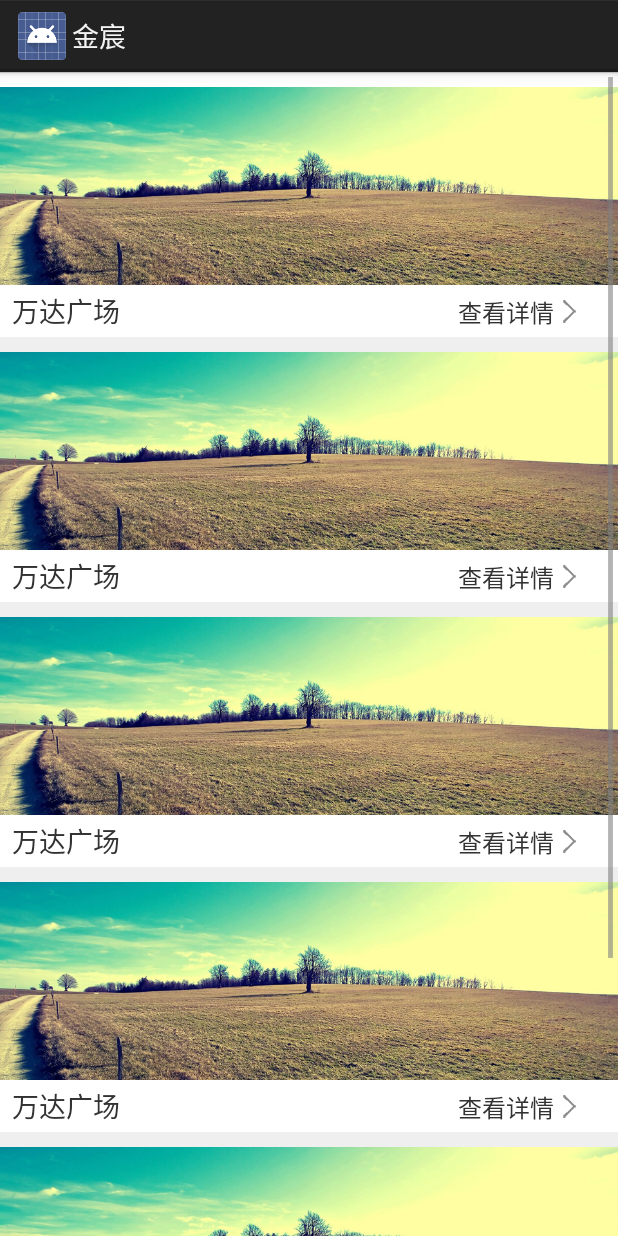
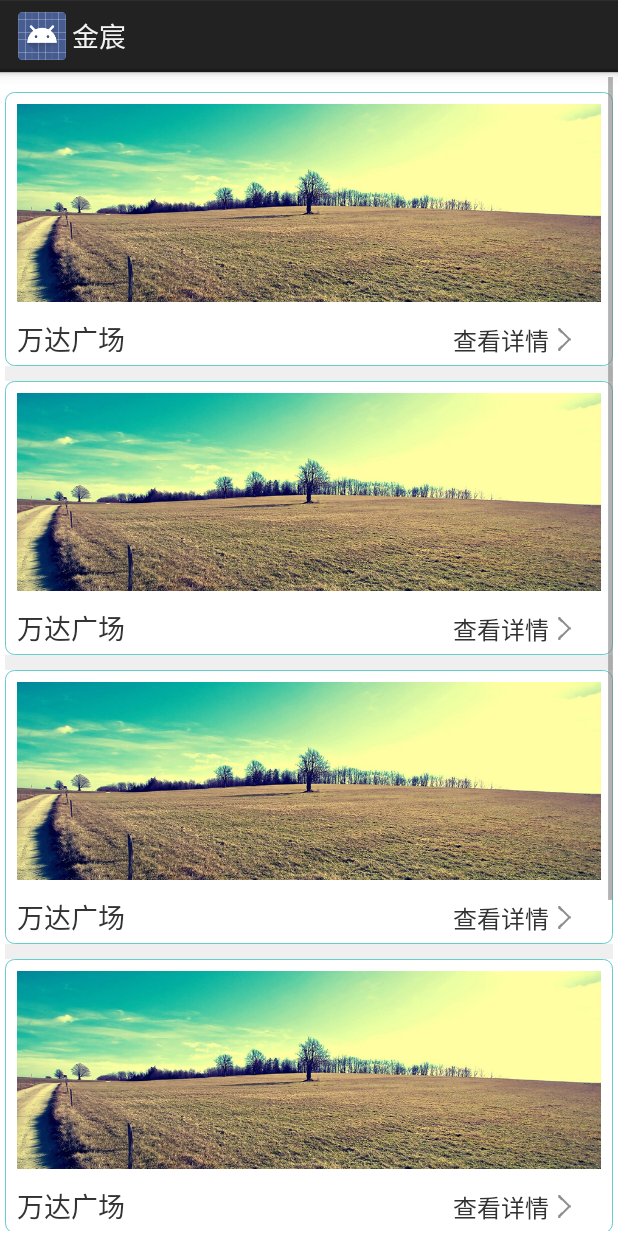
Before and after one commit to Spground/House, an Android app: the fragment ActivityFragment shown on its own in the app's theme, on a phone screen of 412 x 824 dp. Run offline under Robolectric (Android 15) with nearby library versions, the phone set to English and light mode, and no system bars; libraries missing offline, so code that uses them is left out: com.loopj.android, com.nostra13.universalimageloader; 2 statements that could not run were skipped.

Commit message:
pull refresh

```diff
--- a/app/src/main/java/jc/house/JCListView/XListView.java
+++ b/app/src/main/java/jc/house/JCListView/XListView.java
@@ -10,6 +10,7 @@ package jc.house.JCListView;
 
 import android.annotation.SuppressLint;
 import android.content.Context;
+import android.os.Handler;
 import android.util.AttributeSet;
 import android.view.MotionEvent;
 import android.view.View;
@@ -95,7 +96,7 @@ public class XListView extends ListView implements OnScrollListener {
 		// init footer view
 		mFooterView = new XListViewFooter(context);
 //		mHeaderViewHeight = mHeaderViewContent.getHeight();
-		mHeaderViewHeight = 60;
+		mHeaderViewHeight = 80;
 	}
 
 	public void setFooterInvisible() {
@@ -134,11 +135,15 @@ public class XListView extends ListView implements OnScrollListener {
 	public void setPullLoadEnable(boolean enable) {
 		mEnablePullLoad = enable;
 		if (!mEnablePullLoad) {
-			mFooterView.hide();
+			this.setFooterInvisible();
+//			mFooterView.hide();
+			this.setFooterDividersEnabled(false);
 			mFooterView.setOnClickListener(null);
 		} else {
 			mPullLoading = false;
-			mFooterView.show();
+//			mFooterView.show();
+			this.mFooterView.setVisibility(View.VISIBLE);
+			this.setFooterDividersEnabled(true);
 			mFooterView.setState(XListViewFooter.STATE_NORMAL);
 			// both "pull up" and "click" will invoke load more.
 			mFooterView.setOnClickListener(new OnClickListener() {
@@ -157,6 +162,12 @@ public class XListView extends ListView implements OnScrollListener {
 		if (mPullRefreshing == true) {
 			mPullRefreshing = false;
 			resetHeaderHeight();
+			new Handler().postDelayed(new Runnable() {
+				@Override
+				public void run() {
+					mHeaderView.setState(XListViewHeader.STATE_NORMAL);
+				}
+			}, SCROLL_DURATION - 50);
 		}
 	}
 
@@ -216,8 +227,7 @@ public class XListView extends ListView implements OnScrollListener {
 	private void updateFooterHeight(float delta) {
 		int height = mFooterView.getBottomMargin() + (int) delta;
 		if (mEnablePullLoad && !mPullLoading) {
-			if (height > PULL_LOAD_MORE_DELTA) { // height enough to invoke load
-													// more.
+			if (height > PULL_LOAD_MORE_DELTA) { // height enough to invoke load more.
 				mFooterView.setState(XListViewFooter.STATE_READY);
 			} else {
 				mFooterView.setState(XListViewFooter.STATE_NORMAL);
@@ -240,10 +250,10 @@ public class XListView extends ListView implements OnScrollListener {
 
 	private void startLoadMore() {
 		mFooterView.show();
-		mFooterView.setState(XListViewFooter.STATE_LOADING);
 		if (mListViewListener != null && !mPullLoading) {
+			mPullLoading = true;
+			mFooterView.setState(XListViewFooter.STATE_LOADING);
 			mListViewListener.onLoadMore();
-			mPullLoading = true;
 		}
 	}
 
@@ -279,8 +289,8 @@ public class XListView extends ListView implements OnScrollListener {
 						&& mHeaderView.getVisiableHeight() > mHeaderViewHeight) {
 					mHeaderView.setState(XListViewHeader.STATE_REFRESHING);
 					if (mListViewListener != null && !mPullRefreshing) {
+						mPullRefreshing = true;
 						mListViewListener.onRefresh();
-						mPullRefreshing = true;
 					}
 				}
 				resetHeaderHeight();
--- a/app/src/main/java/jc/house/fragments/JCNetFragment.java
+++ b/app/src/main/java/jc/house/fragments/JCNetFragment.java
@@ -48,6 +48,10 @@ public abstract class JCNetFragment extends Fragment implements IRefresh, XListV
         }
     }
 
+    protected void toastNoMoreData() {
+        ToastUtils.show(this.getActivity(), "暂时没有更多信息");
+    }
+
     @Override
     public void onRefresh() {
         this.fetchDataFromServer(FetchType.FETCH_TYPE_REFRESH);
--- /dev/null
+++ b/app/src/main/res/drawable/list_normal_corner.xml
@@ -0,0 +1,12 @@
+<?xml version="1.0" encoding="utf-8"?>
+<shape xmlns:android="http://schemas.android.com/apk/res/android" >
+
+    <stroke
+        android:width="0.5dip"
+        android:color="#66CCCC" />
+
+    <solid android:color="#FFFFFF" />
+
+    <corners android:radius="6.0dp"></corners>
+
+</shape>
--- /dev/null
+++ b/app/src/main/res/drawable/list_pressed_corner.xml
@@ -0,0 +1,13 @@
+<?xml version="1.0" encoding="utf-8"?>
+<shape xmlns:android="http://schemas.android.com/apk/res/android" >
+
+    <solid android:color="#EEEEEE" />
+
+    <stroke
+        android:width="0.5dip"
+        android:color="#66CCCC" />
+
+    <corners android:radius="6.0dp"></corners>
+
+
+</shape>
--- /dev/null
+++ b/app/src/main/res/drawable/listview_selector_corner.xml
@@ -0,0 +1,8 @@
+<?xml version="1.0" encoding="utf-8"?>
+<selector xmlns:android="http://schemas.android.com/apk/res/android" >
+    <item android:drawable="@drawable/list_pressed_corner" android:state_pressed="true"/>
+    <item android:drawable="@drawable/list_normal_corner" android:state_pressed="false"/>
+    <item android:drawable="@drawable/list_pressed_corner" android:state_focused="true"/>
+    <item android:drawable="@drawable/list_normal_corner" android:state_focused="false"/>
+    <item android:drawable="@android:color/transparent"/>
+</selector>
--- a/app/src/main/res/layout/activities_list_item.xml
+++ b/app/src/main/res/layout/activities_list_item.xml
@@ -1,13 +1,14 @@
 <?xml version="1.0" encoding="utf-8"?>
 <LinearLayout xmlns:android="http://schemas.android.com/apk/res/android"
     android:layout_width="match_parent" android:layout_height="match_parent"
-    android:background="@drawable/listview_selector"
+    android:background="@drawable/listview_selector_corner"
     android:orientation="vertical">
     <ImageView
         android:id="@+id/picture"
         android:layout_width="match_parent"
         android:layout_height="132dp"
         android:src="@drawable/caodi"
+        android:layout_margin="8dp"
         android:scaleType="centerCrop" />
     <LinearLayout
         android:layout_width="match_parent"
@@ -18,7 +19,6 @@
             android:layout_width="0dp"
             android:layout_height="wrap_content"
             android:layout_weight="1"
-            android:paddingTop="3dp"
             android:paddingBottom="3dp"
             android:paddingLeft="8dp"
             android:textSize="18sp"
--- a/app/src/main/res/layout/activity_list.xml
+++ b/app/src/main/res/layout/activity_list.xml
@@ -11,6 +11,7 @@
         android:layout_height="match_parent"
         android:divider="#EFEFEF"
         android:dividerHeight="10dp"
+        android:padding="3dp"
         android:footerDividersEnabled="true"
         android:headerDividersEnabled="false"
         android:scrollbarStyle="outsideOverlay"
--- a/app/src/main/res/layout/common_list.xml
+++ b/app/src/main/res/layout/common_list.xml
@@ -9,7 +9,7 @@
         android:layout_width="match_parent"
         android:layout_height="match_parent"
         android:divider="#CCCCCC"
-        android:dividerHeight=".5dp"
+        android:dividerHeight=".1dp"
         android:footerDividersEnabled="true"
         android:headerDividersEnabled="false"
         android:scrollbarStyle="outsideOverlay"
```
Also changed, not shown: app/src/main/java/jc/house/activities/WebActivity.java (+4 -3 lines), app/src/main/java/jc/house/fragments/ActivityFragment.java (+19 -1 lines), app/src/main/java/jc/house/fragments/HouseFragment.java (+6 -2 lines), app/src/main/java/jc/house/fragments/NewsFragment.java (+33 -12 lines), app/src/main/java/jc/house/utils/LogUtils.java (+4 -4 lines), app/src/main/java/jc/house/utils/ToastUtils.java (+4 -4 lines), app/src/main/java/jc/house/views/CircleView.java (+3 -7 lines), app/src/main/res/layout/jclistview_header.xml (+6 -3 lines), app/src/main/res/layout/news_list_item.xml (+2 -5 lines), app/src/main/res/drawable/list_pressed.xml (line endings or trailing spaces).
